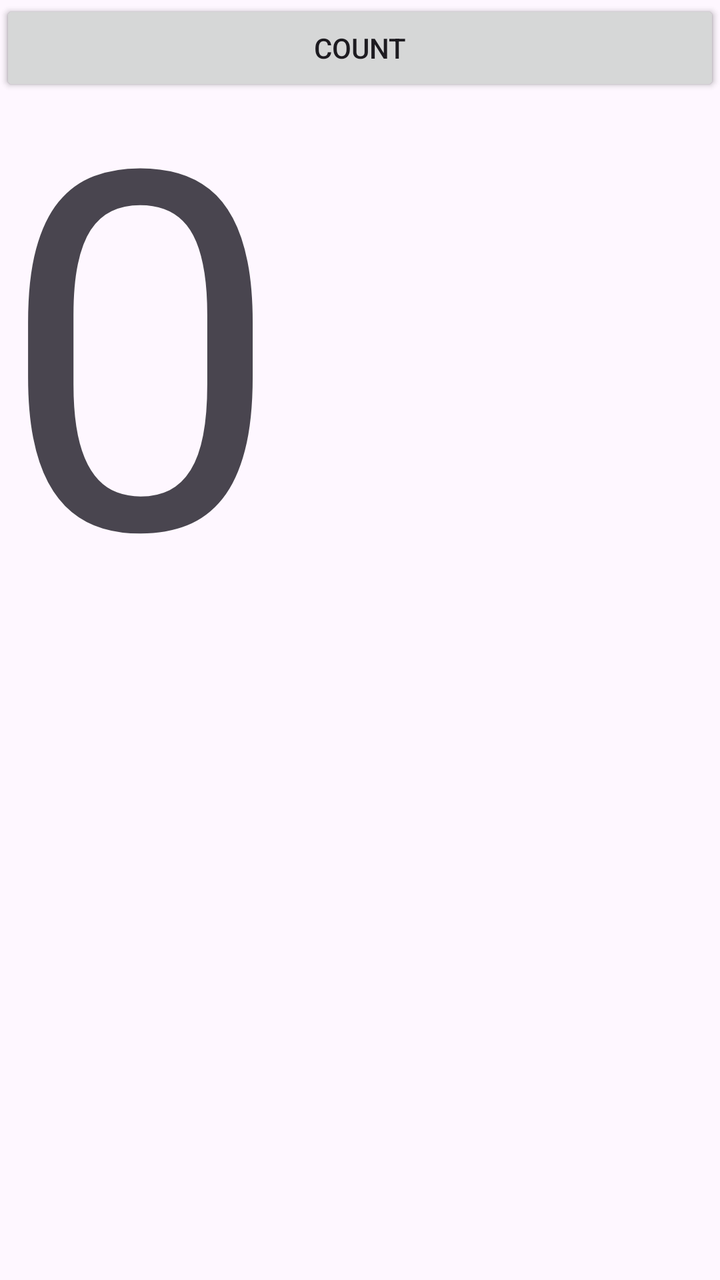
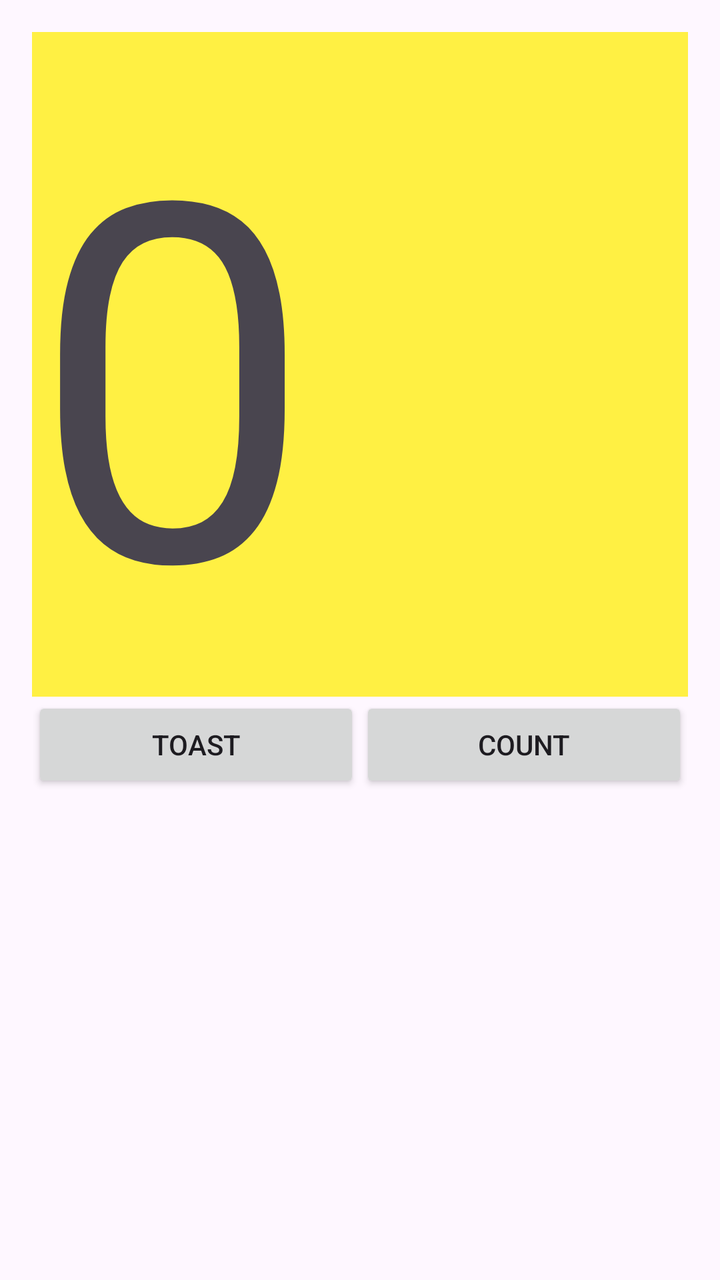

The first picture is an Android layout as it rendered before a commit; the second is the same layout after the commit. The layout source and the unified diff follow.
<!-- AndroidManifest.xml: application theme Theme.PPPB_Pertemuan2_PutriMutiaraBintang -->
<!-- res/layout/activity_main.xml -->
<?xml version="1.0" encoding="utf-8"?>
<androidx.constraintlayout.widget.ConstraintLayout xmlns:android="http://schemas.android.com/apk/res/android"
    xmlns:app="http://schemas.android.com/apk/res-auto"
    xmlns:tools="http://schemas.android.com/tools"
    android:id="@+id/main"
    android:layout_width="match_parent"
    android:layout_height="match_parent"
    tools:context=".MainActivity">

    <TextView
        android:layout_width="match_parent"
        android:layout_height="match_parent"
        android:text="@string/number"
        android:textAlignment="center"
        android:textSize="250sp"
        />

    <Button
        android:id="@+id/btn_toast"
        android:layout_width="match_parent"
        android:layout_height="wrap_content"
        android:text="@string/btn_toast"
        tools:layout_editor_absoluteX="0dp"
        tools:layout_editor_absoluteY="353dp" />

    <Button
        android:id="@+id/btn_count"
        android:layout_width="match_parent"
        android:layout_height="wrap_content"
        android:text="@string/btn_count"
        tools:layout_editor_absoluteX="0dp"
        tools:layout_editor_absoluteY="416dp" />

</androidx.constraintlayout.widget.ConstraintLayout>
<!-- resources referenced by this layout -->
<resources>
  <string name="btn_count">Count</string>
  <string name="btn_toast">Toast</string>
  <string name="number">0</string>
  <style name="Theme.PPPB_Pertemuan2_PutriMutiaraBintang" parent="Base.Theme.PPPB_Pertemuan2_PutriMutiaraBintang" />
  <style name="Base.Theme.PPPB_Pertemuan2_PutriMutiaraBintang" parent="Theme.Material3.DayNight.NoActionBar">
          
          
      </style>
</resources>

<!-- the commit's change to res/layout/activity_main.xml (unified diff, before → after) -->
@@ -1,34 +1,45 @@
 <?xml version="1.0" encoding="utf-8"?>
-<androidx.constraintlayout.widget.ConstraintLayout xmlns:android="http://schemas.android.com/apk/res/android"
+<LinearLayout xmlns:android="http://schemas.android.com/apk/res/android"
     xmlns:app="http://schemas.android.com/apk/res-auto"
     xmlns:tools="http://schemas.android.com/tools"
     android:id="@+id/main"
     android:layout_width="match_parent"
     android:layout_height="match_parent"
+    android:orientation="vertical"
+    android:padding="16dp"
     tools:context=".MainActivity">
 
     <TextView
+        android:id="@+id/tvNumber"
         android:layout_width="match_parent"
-        android:layout_height="match_parent"
+        android:layout_height="wrap_content"
         android:text="@string/number"
         android:textAlignment="center"
         android:textSize="250sp"
-        />
+        android:background="@color/yellow"/>
 
-    <Button
-        android:id="@+id/btn_toast"
+    <LinearLayout
         android:layout_width="match_parent"
         android:layout_height="wrap_content"
-        android:text="@string/btn_toast"
-        tools:layout_editor_absoluteX="0dp"
-        tools:layout_editor_absoluteY="353dp" />
+        android:orientation="horizontal">
 
-    <Button
-        android:id="@+id/btn_count"
-        android:layout_width="match_parent"
-        android:layout_height="wrap_content"
-        android:text="@string/btn_count"
-        tools:layout_editor_absoluteX="0dp"
-        tools:layout_editor_absoluteY="416dp" />
+        <Button
+            android:id="@+id/btn_toast"
+            android:layout_width="wrap_content"
+            android:layout_height="wrap_content"
+            android:text="@string/btn_toast"
+            android:layout_weight="1"
+            />
 
-</androidx.constraintlayout.widget.ConstraintLayout>
+        <Button
+            android:id="@+id/btn_count"
+            android:layout_width="wrap_content"
+            android:layout_height="wrap_content"
+            android:text="@string/btn_count"
+            android:layout_weight="1"
+            />
+
+    </LinearLayout>
+
+
+</LinearLayout>
<!-- resource entries referenced after the edit -->
@@ -1,5 +1,6 @@
 <!-- resources referenced by this layout -->
 <resources>
+  <color name="yellow">#FFF043</color>
   <string name="btn_count">Count</string>
   <string name="btn_toast">Toast</string>
   <string name="number">0</string>
